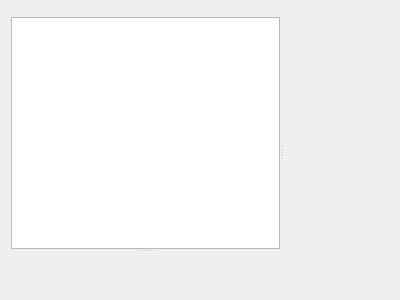
Qt form tools/widgetinspector/widgetinspector.ui (KDAB/GammaRay) before a commit.
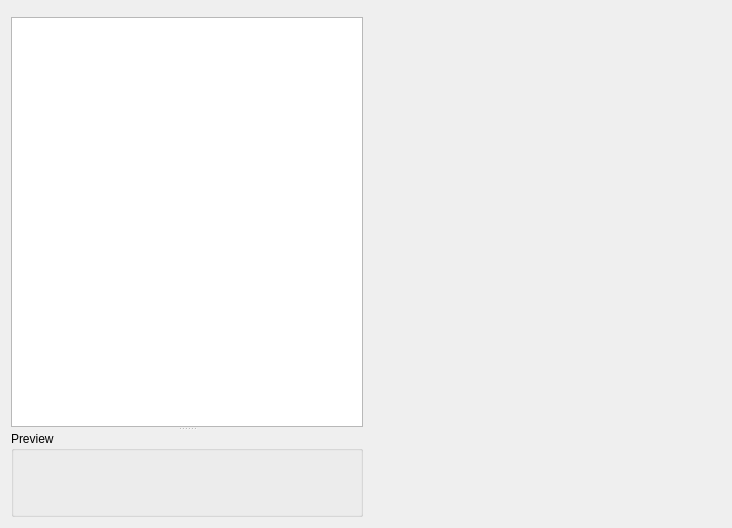
The same form after that commit. Custom widgets are drawn as their Qt base class.

Commit message:
Widgets: Add preview groupbox
This increases visibility of this tool's functionality.

```diff
--- a/tools/widgetinspector/widgetinspector.ui
+++ b/tools/widgetinspector/widgetinspector.ui
@@ -6,25 +6,21 @@
    <rect>
     <x>0</x>
     <y>0</y>
-    <width>400</width>
-    <height>300</height>
+    <width>732</width>
+    <height>528</height>
    </rect>
   </property>
   <property name="windowTitle">
    <string>Form</string>
   </property>
-       <layout class="QVBoxLayout" name="verticalLayout_8">
-        <item>
-         <widget class="QSplitter" name="splitter_4">
-          <property name="orientation">
-           <enum>Qt::Horizontal</enum>
-          </property>
-          <widget class="QSplitter" name="splitter_2">
+  <layout class="QGridLayout" name="gridLayout_2">
+   <item row="0" column="0">
+    <widget class="QSplitter" name="splitter">
            <property name="orientation">
             <enum>Qt::Vertical</enum>
            </property>
-           <widget class="QWidget" name="layoutWidget_2">
-            <layout class="QVBoxLayout" name="verticalLayout_7">
+     <widget class="QWidget" name="">
+      <layout class="QVBoxLayout" name="verticalLayout">
              <item>
               <widget class="KFilterProxySearchLine" name="widgetSearchLine"/>
              </item>
@@ -33,10 +29,22 @@
              </item>
             </layout>
            </widget>
+     <widget class="QGroupBox" name="groupBox">
+      <property name="title">
+       <string>Preview</string>
+      </property>
+      <layout class="QGridLayout" name="gridLayout">
+       <item row="0" column="0">
            <widget class="GammaRay::WidgetPreviewWidget" name="widgetPreviewWidget" native="true"/>
-          </widget>
+       </item>
+      </layout>
+      <zorder>widgetPreviewWidget</zorder>
+      <zorder>widgetPreviewWidget</zorder>
+     </widget>
+    </widget>
+   </item>
+   <item row="0" column="1">
           <widget class="GammaRay::PropertyWidget" name="widgetPropertyWidget" native="true"/>
-         </widget>
         </item>
        </layout>
  </widget>
```
Left out of the diff: 2 changed lines with no effect on the pictures. Lines whose indentation alone changed are shown as unchanged.
